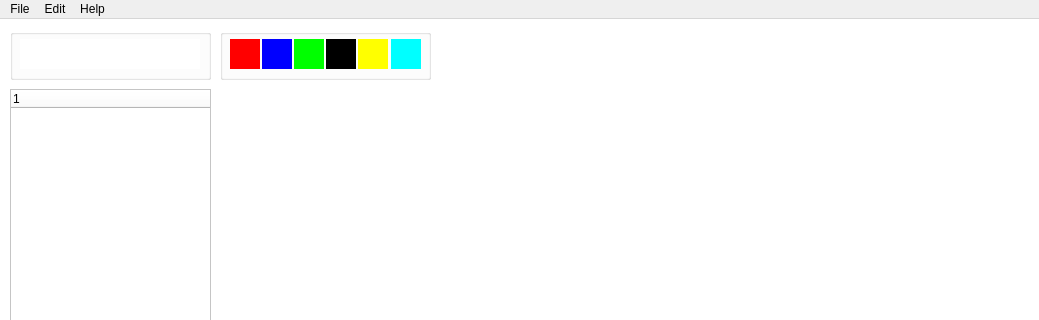
The window that mainwindow.ui (aniketyadav-CCTech/Sketcher_Paint_2D) describes before a commit, drawn with Qt 5; both pictures show x 0 to 1039 and y 0 to 320 of the 1039 by 643 pixel window.
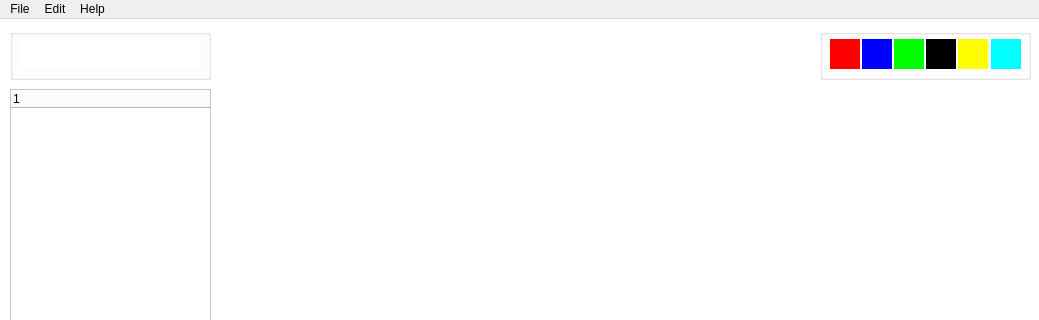
The same window after the commit. Icons and pictures are not drawn.

The edit to the form file:
```diff
--- a/mainwindow.ui
+++ b/mainwindow.ui
@@ -159,7 +159,7 @@
    <widget class="QGroupBox" name="colorButtons">
     <property name="geometry">
      <rect>
-      <x>220</x>
+      <x>820</x>
       <y>10</y>
       <width>211</width>
       <height>51</height>
```
